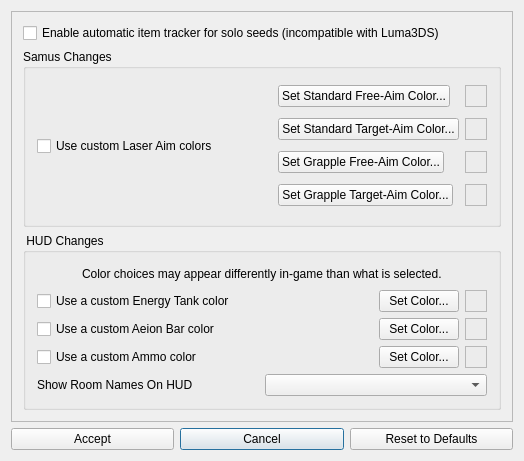
Old version of the form randovania/games/samus_returns/gui/ui_files/msr_cosmetic_patches_dialog.ui in the repository randovania/randovania.
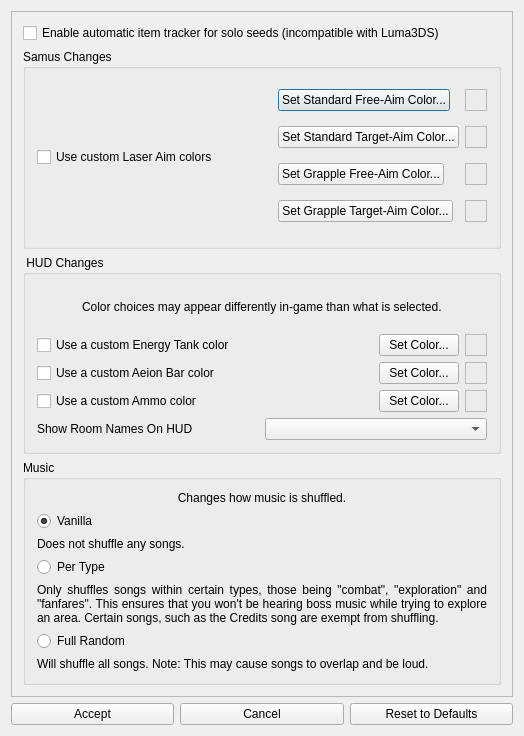
New version of the form.

Commit message: Add cosmetic option to shuffle music

```diff
--- a/randovania/games/samus_returns/gui/ui_files/msr_cosmetic_patches_dialog.ui
+++ b/randovania/games/samus_returns/gui/ui_files/msr_cosmetic_patches_dialog.ui
@@ -7,35 +7,14 @@
     <x>0</x>
     <y>0</y>
     <width>524</width>
-    <height>461</height>
+    <height>736</height>
    </rect>
   </property>
   <property name="windowTitle">
    <string>Metroid: Samus Returns - Cosmetic Options</string>
   </property>
   <layout class="QGridLayout" name="gridLayout">
-   <item row="2" column="1">
-    <widget class="QPushButton" name="cancel_button">
-     <property name="text">
-      <string>Cancel</string>
-     </property>
-    </widget>
-   </item>
-   <item row="2" column="2">
-    <widget class="QPushButton" name="reset_button">
-     <property name="text">
-      <string>Reset to Defaults</string>
-     </property>
-    </widget>
-   </item>
-   <item row="2" column="0">
-    <widget class="QPushButton" name="accept_button">
-     <property name="text">
-      <string>Accept</string>
-     </property>
-    </widget>
-   </item>
-   <item row="1" column="0" colspan="3">
+   <item row="0" column="0" colspan="3">
     <widget class="QScrollArea" name="scrollArea">
      <property name="widgetResizable">
       <bool>true</bool>
@@ -46,7 +25,7 @@
         <x>0</x>
         <y>0</y>
         <width>504</width>
-        <height>414</height>
+        <height>689</height>
        </rect>
       </property>
       <layout class="QVBoxLayout" name="verticalLayout">
@@ -448,10 +427,110 @@
          </layout>
         </widget>
        </item>
+       <item>
+        <widget class="QGroupBox" name="groupBox_2">
+         <property name="title">
+          <string>Music</string>
+         </property>
+         <layout class="QGridLayout" name="gridLayout_4">
+          <item row="10" column="0">
+           <widget class="QRadioButton" name="full_music_option">
+            <property name="text">
+             <string>Full Random</string>
+            </property>
+           </widget>
+          </item>
+          <item row="0" column="0">
+           <widget class="QLabel" name="music_sub_label">
+            <property name="text">
+             <string>Changes how music is shuffled.</string>
+            </property>
+            <property name="alignment">
+             <set>Qt::AlignCenter</set>
+            </property>
+            <property name="wordWrap">
+             <bool>true</bool>
+            </property>
+           </widget>
+          </item>
+          <item row="1" column="0">
+           <widget class="QRadioButton" name="vanilla_music_option">
+            <property name="text">
+             <string>Vanilla</string>
+            </property>
+            <property name="checked">
+             <bool>true</bool>
+            </property>
+           </widget>
+          </item>
+          <item row="3" column="0">
+           <widget class="QRadioButton" name="type_music_option">
+            <property name="text">
+             <string>Per Type</string>
+            </property>
+           </widget>
+          </item>
+          <item row="5" column="0">
+           <widget class="QLabel" name="type_music_label">
+            <property name="text">
+             <string>Only shuffles songs within certain types, those being &quot;combat&quot;, &quot;exploration&quot; and &quot;fanfares&quot;. This ensures that you won't be hearing boss music while trying to explore an area. Certain songs, such as the Credits song are exempt from shuffling.</string>
+            </property>
+            <property name="alignment">
+             <set>Qt::AlignJustify|Qt::AlignVCenter</set>
+            </property>
+            <property name="wordWrap">
+             <bool>true</bool>
+            </property>
+           </widget>
+          </item>
+          <item row="2" column="0">
+           <widget class="QLabel" name="vanilla_music_label">
+            <property name="text">
+             <string>Does not shuffle any songs.</string>
+            </property>
+            <property name="wordWrap">
+             <bool>true</bool>
+            </property>
+           </widget>
+          </item>
+          <item row="11" column="0">
+           <widget class="QLabel" name="full_music_label">
+            <property name="text">
+             <string>Will shuffle all songs. Note: This may cause songs to overlap and be loud.</string>
+            </property>
+            <property name="wordWrap">
+             <bool>true</bool>
+            </property>
+           </widget>
+          </item>
+         </layout>
+        </widget>
+       </item>
       </layout>
      </widget>
     </widget>
    </item>
+   <item row="1" column="0">
+    <widget class="QPushButton" name="accept_button">
+     <property name="text">
+      <string>Accept</string>
+     </property>
+    </widget>
+   </item>
+   <item row="1" column="1">
+    <widget class="QPushButton" name="cancel_button">
+     <property name="text">
+      <string>Cancel</string>
+     </property>
+    </widget>
+   </item>
+   <item row="1" column="2">
+    <widget class="QPushButton" name="reset_button">
+     <property name="text">
+      <string>Reset to Defaults</string>
+     </property>
+    </widget>
+   </item>
   </layout>
  </widget>
  <layoutdefault spacing="6" margin="11"/>
```
The commit also changes 11 other files.
